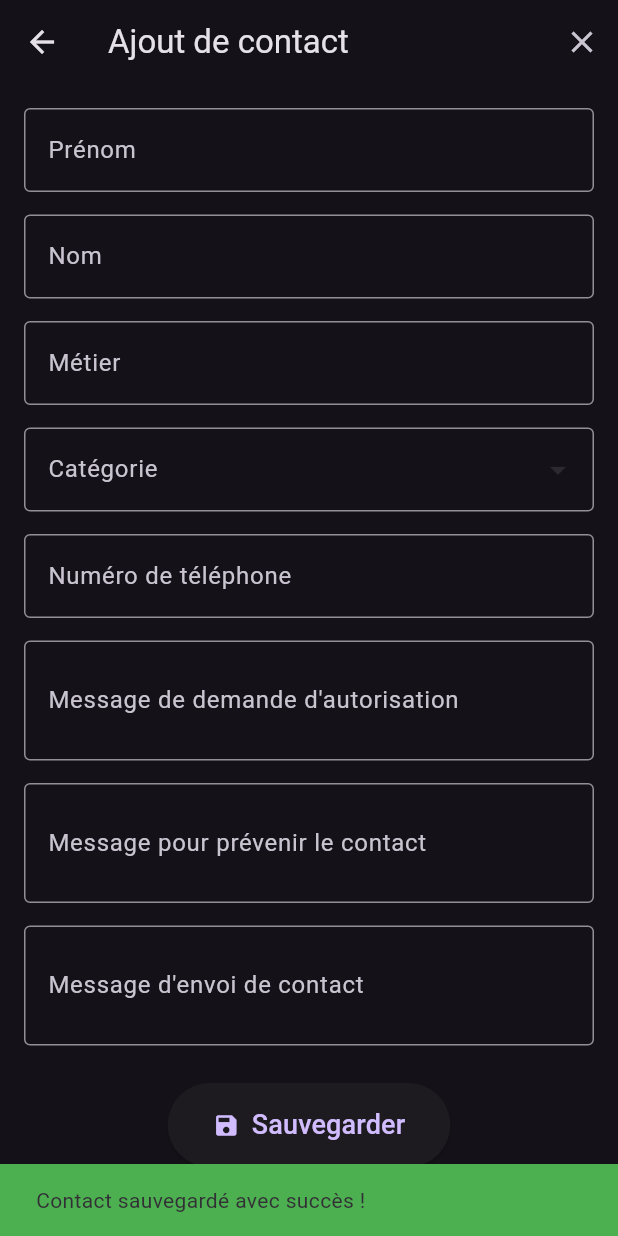
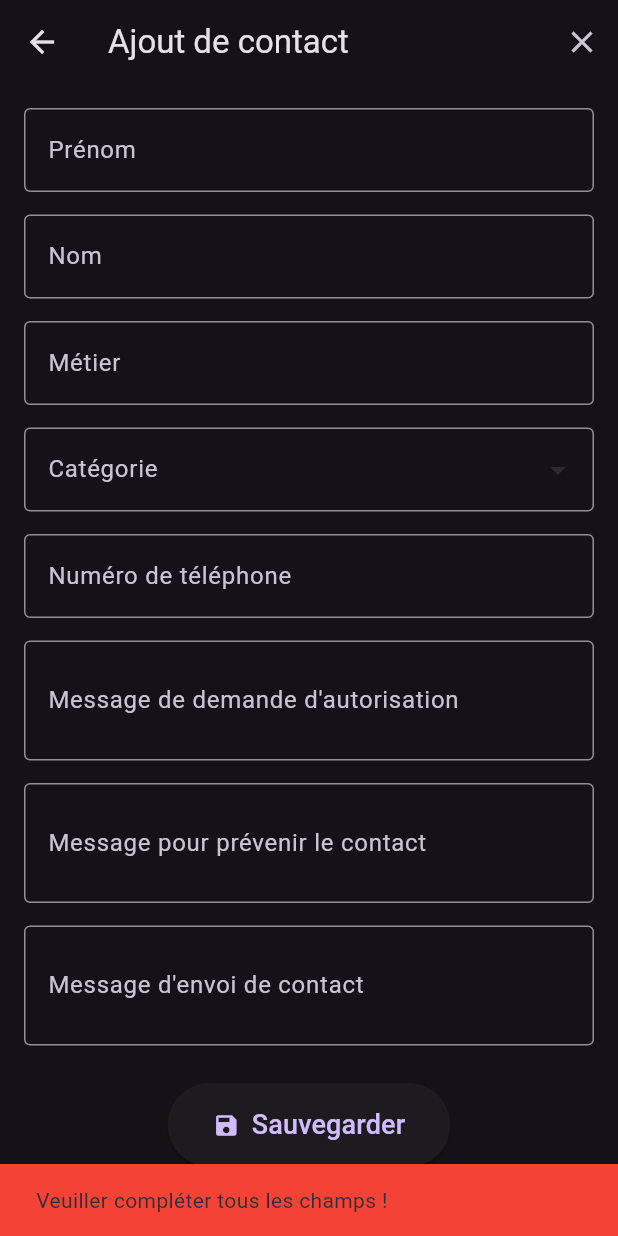
Before and after one commit to thibaultpkahn/RelayMe, a Flutter app: the AddContactScreen screen opened directly, after a tap on "Sauvegarder", on a phone screen of 412 x 824 dp. Run offline on Flutter 3.47's test engine with Material 3 defaults, Android fonts, the phone set to English and light mode, and no system bars; our stand-ins replace cloud_firestore, firebase_core; accounts and stored records are empty.

Commit message:
enregistrement contact
Erreur signalé lorsqu'il manque un élément et il n'est pas enregistré dans la bd

```diff
--- a/lib/global.dart
+++ b/lib/global.dart
@@ -1,4 +1,4 @@
 // global.dart
-import 'package:relay_me/models/contact_model.dart';
+import 'package:relay_me/models/contact_detail.dart';
 
-Map<String, List<Contact>> categories = {};
+Map<String, List<ContactDetailPage>> categories = {};
--- a/lib/screens/add_contact_screen.dart
+++ b/lib/screens/add_contact_screen.dart
@@ -22,8 +22,10 @@ class _AddContactScreenState extends State<AddContactScreen> {
   String? selectedCategory;
   final FirebaseFirestore _firestore = FirebaseFirestore.instance;
 
-  Future<void> _saveContact() async {
-    try {
+  Future<void> _saveContact() async
+  {
+    if (firstNameController.text!="" && lastNameController.text != "" && jobController.text != "" && phoneController.text != "" && selectedCategory!= null && requestMessageController.text!= "" && notifyMessageController.text!= "" && sendMessageController.text!= ""){
+      try {
       await _firestore.collection('contacts').add({
         'firstName': firstNameController.text,
         'lastName': lastNameController.text,
@@ -56,6 +58,18 @@ class _AddContactScreenState extends State<AddContactScreen> {
         ),
       );
     }
+  }
+  else{
+    // Afficher un message d'echec
+      if (!mounted) return;
+      ScaffoldMessenger.of(context).showSnackBar(
+        const SnackBar(
+          content: Text('Veuiller compléter tous les champs !'),
+          backgroundColor: Colors.red,
+        ),
+      );
+  }
+
   }
 
   void _resetForm() {
```
